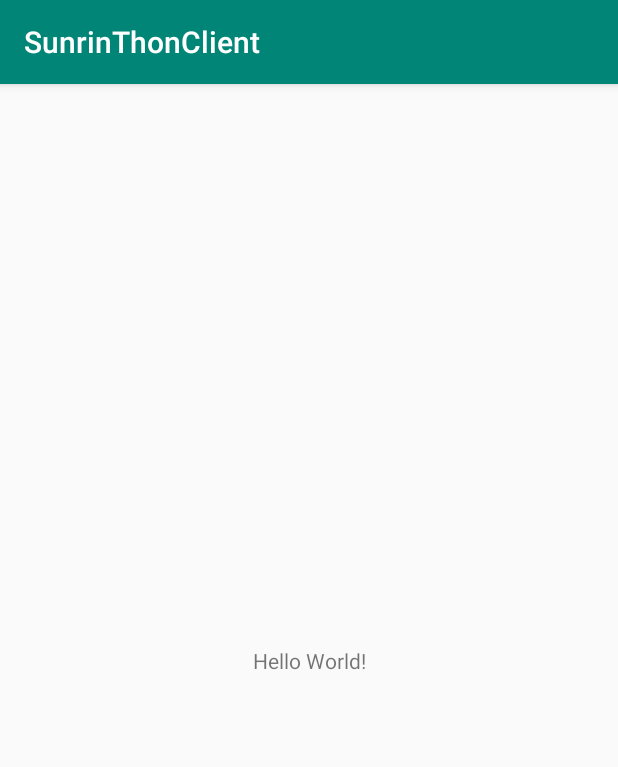
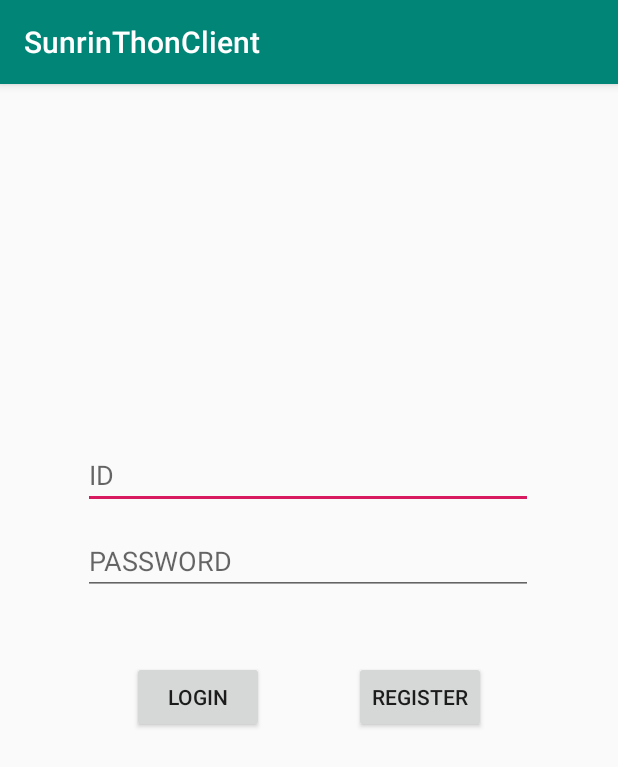
Before and after one commit to dounobts/SunrinThonClient, an Android app: the screen it shows after launch (MainActivity before the commit, LoginActivity after it), on a phone screen of 412 x 824 dp. Shown: the top 767 px of the screen. Run offline under Robolectric (Android 15) with nearby library versions, the phone set to English and light mode, and no system bars.

Commit message:
add login activity layout

```diff
--- a/app/build.gradle
+++ b/app/build.gradle
@@ -22,6 +22,7 @@ dependencies {
     implementation fileTree(dir: 'libs', include: ['*.jar'])
     implementation 'com.android.support:appcompat-v7:28.0.0'
     implementation 'com.android.support.constraint:constraint-layout:1.1.3'
+    implementation 'com.android.support:support-v4:28.0.0'
     testImplementation 'junit:junit:4.12'
     androidTestImplementation 'com.android.support.test:runner:1.0.2'
     androidTestImplementation 'com.android.support.test.espresso:espresso-core:3.0.2'
--- a/app/src/main/AndroidManifest.xml
+++ b/app/src/main/AndroidManifest.xml
@@ -9,12 +9,13 @@
         android:roundIcon="@mipmap/ic_launcher_round"
         android:supportsRtl="true"
         android:theme="@style/AppTheme">
-        <activity android:name=".MainActivity">
+        <activity android:name=".Activities.LoginActivity">
             <intent-filter>
                 <action android:name="android.intent.action.MAIN" />
-
                 <category android:name="android.intent.category.LAUNCHER" />
             </intent-filter>
+        </activity>
+        <activity android:name=".Activities.MainActivity">
         </activity>
     </application>
 
--- a/app/src/main/java/com/example/sunrinthonclient/MainActivity.java
+++ b/app/src/main/java/com/example/sunrinthonclient/Activities/LoginActivity.java
@@ -1,13 +1,15 @@
-package com.example.sunrinthonclient;
+package com.example.sunrinthonclient.Activities;
 
 import android.support.v7.app.AppCompatActivity;
 import android.os.Bundle;
 
-public class MainActivity extends AppCompatActivity {
+import com.example.sunrinthonclient.R;
+
+public class LoginActivity extends AppCompatActivity {
 
     @Override
     protected void onCreate(Bundle savedInstanceState) {
         super.onCreate(savedInstanceState);
-        setContentView(R.layout.activity_main);
+        setContentView(R.layout.activity_login);
     }
 }
--- /dev/null
+++ b/app/src/main/java/com/example/sunrinthonclient/Fragments/LoginFragment.java
@@ -0,0 +1,21 @@
+package com.example.sunrinthonclient.Fragments;
+
+import android.os.Bundle;
+import android.support.v4.app.Fragment;
+import android.view.LayoutInflater;
+import android.view.View;
+import android.view.ViewGroup;
+
+import com.example.sunrinthonclient.R;
+
+public class LoginFragment extends Fragment {
+    View view;
+
+    @Override
+    public View onCreateView(LayoutInflater inflater, ViewGroup container,
+                             Bundle savedInstanceState) {
+        view = inflater.inflate(R.layout.fragment_login, container, false);
+
+        return view;
+    }
+}
--- /dev/null
+++ b/app/src/main/res/layout/activity_login.xml
@@ -0,0 +1,11 @@
+<?xml version="1.0" encoding="utf-8"?>
+<LinearLayout
+    xmlns:android="http://schemas.android.com/apk/res/android"
+    android:layout_width="match_parent"
+    android:layout_height="match_parent">
+    <fragment
+        android:layout_width="match_parent"
+        android:layout_height="match_parent"
+        android:id="@+id/login_fragment"
+        android:name="com.example.sunrinthonclient.Fragments.LoginFragment"/>
+</LinearLayout>
--- a/app/src/main/res/layout/activity_main.xml
+++ b/app/src/main/res/layout/activity_main.xml
@@ -4,7 +4,7 @@
     xmlns:tools="http://schemas.android.com/tools"
     android:layout_width="match_parent"
     android:layout_height="match_parent"
-    tools:context=".MainActivity">
+    tools:context=".Activities.MainActivity">
 
     <TextView
         android:layout_width="wrap_content"
--- /dev/null
+++ b/app/src/main/res/layout/fragment_login.xml
@@ -0,0 +1,66 @@
+<?xml version="1.0" encoding="utf-8"?>
+<android.support.constraint.ConstraintLayout xmlns:android="http://schemas.android.com/apk/res/android"
+    xmlns:app="http://schemas.android.com/apk/res-auto"
+    xmlns:tools="http://schemas.android.com/tools"
+    android:layout_width="match_parent"
+    android:layout_height="match_parent"
+    tools:context=".Fragments.LoginFragment">
+
+    <EditText
+        android:id="@+id/input_id"
+        android:layout_width="300dp"
+        android:layout_height="wrap_content"
+        android:layout_marginStart="8dp"
+        android:layout_marginEnd="8dp"
+        android:layout_marginBottom="12dp"
+        android:hint="ID"
+        android:inputType="text"
+        android:maxLines="1"
+        app:layout_constraintBottom_toTopOf="@+id/input_password"
+        app:layout_constraintEnd_toEndOf="parent"
+        app:layout_constraintHorizontal_bias="0.494"
+        app:layout_constraintStart_toStartOf="parent" />
+
+    <EditText
+        android:id="@+id/input_password"
+        android:layout_width="300dp"
+        android:layout_height="wrap_content"
+        android:layout_marginStart="8dp"
+        android:layout_marginEnd="8dp"
+        android:layout_marginBottom="24dp"
+        android:hint="PASSWORD"
+        android:inputType="text"
+        android:maxLines="1"
+        app:layout_constraintBottom_toTopOf="@+id/guideline"
+        app:layout_constraintEnd_toEndOf="parent"
+        app:layout_constraintHorizontal_bias="0.494"
+        app:layout_constraintStart_toStartOf="parent" />
+
+    <Button
+        android:id="@+id/button_login"
+        android:layout_width="wrap_content"
+        android:layout_height="wrap_content"
+        android:layout_marginStart="88dp"
+        android:layout_marginTop="20dp"
+        android:text="Login"
+        app:layout_constraintStart_toStartOf="parent"
+        app:layout_constraintTop_toTopOf="@+id/guideline" />
+
+    <Button
+        android:id="@+id/button_register"
+        android:layout_width="wrap_content"
+        android:layout_height="wrap_content"
+        android:layout_marginTop="20dp"
+        android:layout_marginEnd="88dp"
+        android:text="Register"
+        app:layout_constraintEnd_toEndOf="parent"
+        app:layout_constraintTop_toTopOf="@+id/guideline" />
+
+    <android.support.constraint.Guideline
+        android:id="@+id/guideline"
+        android:layout_width="wrap_content"
+        android:layout_height="wrap_content"
+        android:orientation="horizontal"
+        app:layout_constraintGuide_begin="365dp" />
+
+</android.support.constraint.ConstraintLayout>
--- a/app/src/main/res/values/strings.xml
+++ b/app/src/main/res/values/strings.xml
@@ -1,3 +1,6 @@
 <resources>
     <string name="app_name">SunrinThonClient</string>
+
+    <!-- TODO: Remove or change this placeholder text -->
+    <string name="hello_blank_fragment">Hello blank fragment</string>
 </resources>
```
Also changed, not shown: app/src/main/java/com/example/sunrinthonclient/Activities/MainActivity.java (added, +15 -0 lines), app/src/main/java/com/example/sunrinthonclient/Fragments/CertificationFragment.java (added, +21 -0 lines), app/src/main/java/com/example/sunrinthonclient/Fragments/RegisterFragment.java (added, +23 -0 lines), app/src/main/res/layout/fragment_certification.xml (added, +81 -0 lines), app/src/main/res/layout/fragment_register.xml (added, +81 -0 lines).
